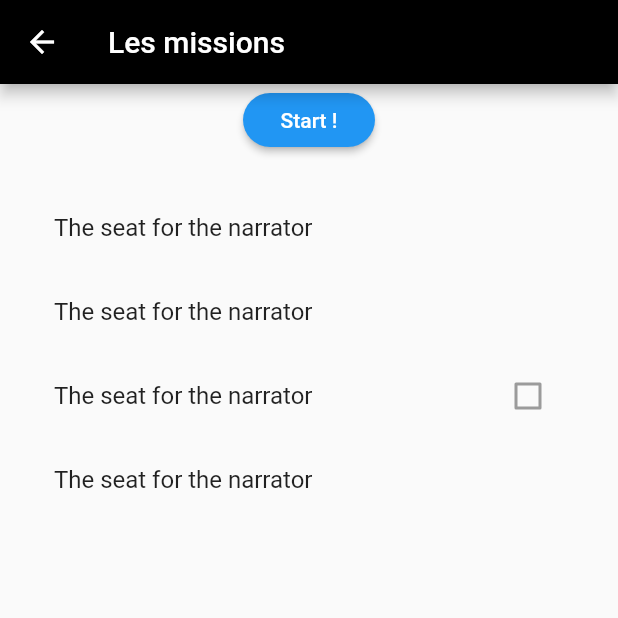
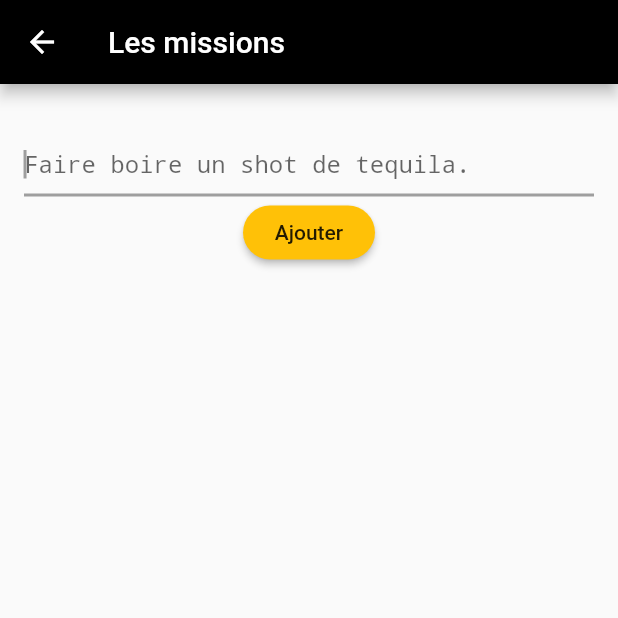
Before and after one commit to devswithnorealgoals/kyller, a Flutter app: the MissionsChoice screen opened directly with empty values, on a phone screen of 412 x 824 dp, the top half of it. Run offline on Flutter 3.47's test engine with Material 2 defaults, Android fonts, the phone set to English and light mode, and no system bars; our stand-ins replace cloud_firestore, cloud_functions, shared_preferences; missing offline and left inert: random_words; accounts and stored records are empty.

Commit message:
Started to add custom missions

```diff
--- a/lib/views/missions_choice.dart
+++ b/lib/views/missions_choice.dart
@@ -2,13 +2,15 @@ import 'package:flutter/material.dart';
 
 class MissionsChoice extends StatefulWidget {
   final List<String> players;
-  MissionsChoice(this.players);
+  final bool includeCounterKill;
+  MissionsChoice(this.players, this.includeCounterKill);
   @override
-
   _MissionsChoiceState createState() => _MissionsChoiceState();
 }
 
 class _MissionsChoiceState extends State<MissionsChoice> {
+  List<String> _missions = [];
+  String _missionTyped;
   @override
   Widget build(BuildContext context) {
     return Scaffold(
@@ -16,42 +18,96 @@ class _MissionsChoiceState extends State<MissionsChoice> {
         title: Text("Les missions"),
       ),
       body: Center(
-        child: Column(
-          children: [
+          child: Padding(
+        padding: EdgeInsets.all(16.0),
+        child: Column(children: [
+          new TextField(
+            style: TextStyle(fontFamily: 'courier'),
+            autofocus: true,
+            decoration: new InputDecoration(
+                labelText: '', hintText: 'Faire boire un shot de tequila.'),
+            onChanged: (value) {
+              _missionTyped = value;
+            },
+          ),
           Row(
               mainAxisAlignment: MainAxisAlignment.spaceEvenly,
               children: <Widget>[
                 RaisedButton(
-                  color: Colors.blue,
-                  textColor: Colors.white,
-                  child: Text('Start !'),
-                  shape: RoundedRectangleBorder(borderRadius: new BorderRadius.circular(30.0)),
+                    color: Colors.amber,
+                    child: Text('Ajouter'),
+                    shape: RoundedRectangleBorder(
+                        borderRadius: new BorderRadius.circular(30.0)),
                     onPressed: () {
+                      _missions.insert(0, _missionTyped);
+                      _missionTyped = null;
+                      setState(() {});
                     })
               ]),
-            ListView(
+          Expanded(
+              child: Padding(
+            child: ListView.separated(
+              separatorBuilder: (context, index) => Divider(
+                    color: Colors.black,
+                    height: 0.0,
+                  ),
+              scrollDirection: Axis.vertical,
               shrinkWrap: true,
-              padding: const EdgeInsets.all(20.0),
-              children: <Widget>[
-                ListTile(
-                  title: const Text('The seat for the narrator'),
+              itemCount: _missions.length,
+              itemBuilder: (context, index) => Text(
+                    _missions[index],
+                    style: TextStyle(fontSize: 14.0, fontFamily: 'courier'),
                   ),
-                ListTile(
-                  title: const Text('The seat for the narrator'),
             ),
-                ListTile(
-                  title: const Text('The seat for the narrator'),
-                  trailing: const Checkbox(value: false)
-                ),
-                ListTile(
-                  title: const Text('The seat for the narrator'),
-                  onTap: () => {print(widget.players)},
-                ),
-              ],
-            )
-            ]
-        )
-      ),
+            padding: EdgeInsets.only(top: 26.0),
+          ))
+        ]),
+      )),
     );
   }
 }
+
+class MissionListItem extends StatelessWidget {
+  final Key key;
+  final Function(Key) isDismissed;
+  final String name;
+
+  MissionListItem(this.key, this.isDismissed, this.name);
+  @override
+  Widget build(BuildContext context) {
+    return Dismissible(
+        onDismissed: (direction) => this.isDismissed(this.key),
+        key: this.key,
+        child: Center(
+            child: Padding(
+          padding: EdgeInsets.fromLTRB(16.0, 0.0, 16.0, 0.0),
+          child: Row(
+            mainAxisAlignment: MainAxisAlignment.spaceBetween,
+            children: [
+              Flexible(
+                flex: 6,
+                child: Text(
+                  this.name,
+                  // overflow: TextOverflow.ellipsis,
+                  style: TextStyle(
+                    color: Colors.black,
+                    fontFamily: 'courier',
+                    fontSize: 20.0,
+                  ),
+                ),
+              ),
+              Flexible(
+                flex: 1,
+                child: IconButton(
+                  icon: Icon(Icons.delete),
+                  tooltip: 'Supprimer',
+                  onPressed: () {
+                    this.isDismissed(this.key);
+                  },
+                ),
+              )
+            ],
+          ),
+        )));
+  }
+}
```
Also changed, not shown: lib/views/name_game.dart (+12 -3 lines). Lines whose indentation alone changed are shown as unchanged.
